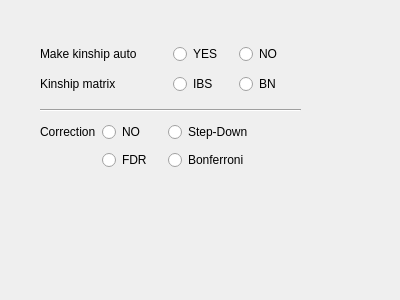
Above: emmaxparamwidget.ui from gdengchao/AquaGWAS_old before the change. Below: the same form after it.
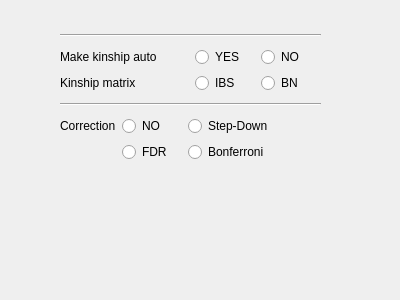
That is the form after the change.

What changed in the file:
```diff
--- a/emmaxparamwidget.ui
+++ b/emmaxparamwidget.ui
@@ -13,15 +13,24 @@
   <property name="windowTitle">
    <string>Form</string>
   </property>
-  <widget class="QWidget" name="layoutWidget">
+  <widget class="QWidget" name="">
    <property name="geometry">
     <rect>
-     <x>40</x>
-     <y>40</y>
-     <width>259</width>
-     <height>58</height>
+     <x>60</x>
+     <y>30</y>
+     <width>261</width>
+     <height>138</height>
     </rect>
    </property>
+   <layout class="QGridLayout" name="gridLayout">
+    <item row="0" column="0">
+     <widget class="Line" name="line_2">
+      <property name="orientation">
+       <enum>Qt::Horizontal</enum>
+      </property>
+     </widget>
+    </item>
+    <item row="1" column="0">
    <layout class="QVBoxLayout" name="verticalLayout">
     <item>
      <layout class="QHBoxLayout" name="horizontalLayout">
@@ -146,16 +155,15 @@
      </layout>
     </item>
    </layout>
-  </widget>
-  <widget class="QWidget" name="layoutWidget_2">
-   <property name="geometry">
-    <rect>
-     <x>40</x>
-     <y>120</y>
-     <width>251</width>
-     <height>54</height>
-    </rect>
-   </property>
+    </item>
+    <item row="2" column="0">
+     <widget class="Line" name="line">
+      <property name="orientation">
+       <enum>Qt::Horizontal</enum>
+      </property>
+     </widget>
+    </item>
+    <item row="3" column="0">
    <layout class="QGridLayout" name="gridLayout_5">
     <item row="0" column="0">
      <widget class="QLabel" name="correctionLabel">
@@ -244,19 +252,8 @@
      </widget>
     </item>
    </layout>
-  </widget>
-  <widget class="Line" name="line">
-   <property name="geometry">
-    <rect>
-     <x>40</x>
-     <y>100</y>
-     <width>261</width>
-     <height>21</height>
-    </rect>
-   </property>
-   <property name="orientation">
-    <enum>Qt::Horizontal</enum>
-   </property>
+    </item>
+   </layout>
   </widget>
  </widget>
  <resources/>
```
Lines whose indentation alone changed are shown as unchanged.
